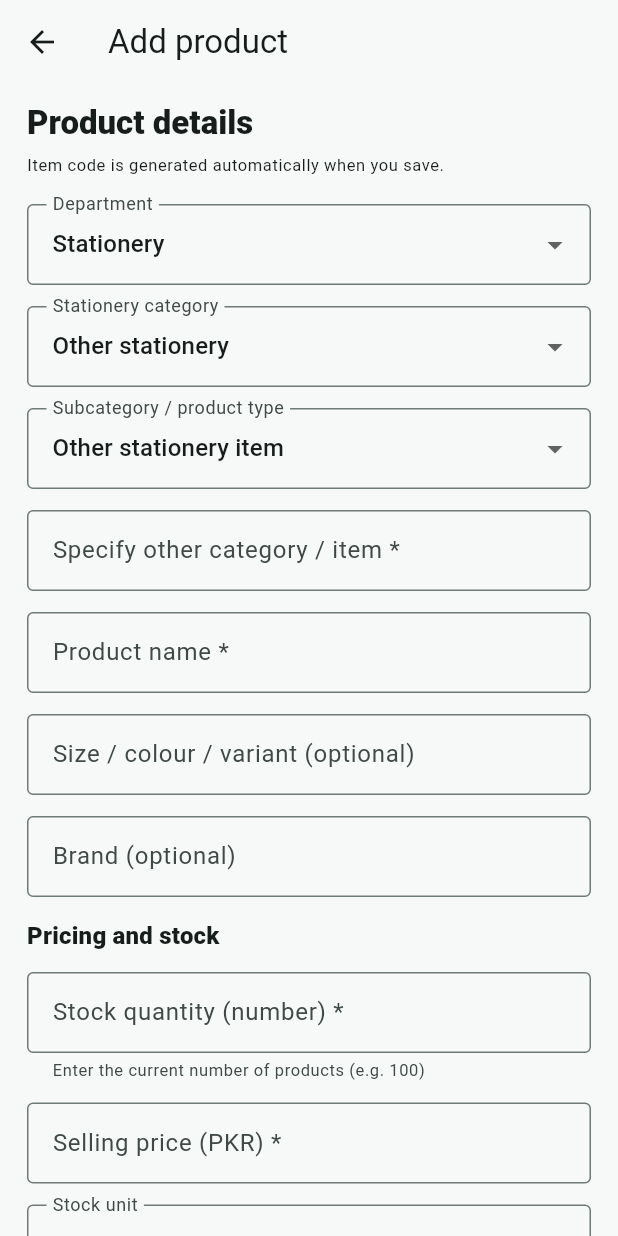
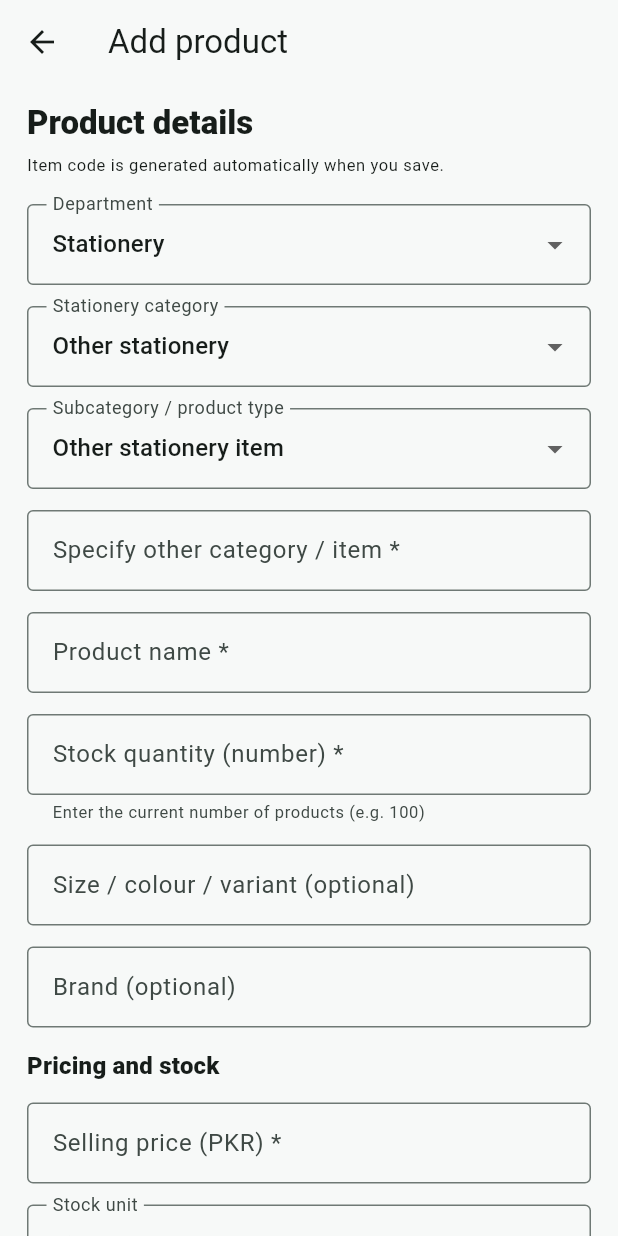
Before and after one commit to yunusyosaf399/suffah_high_school, a Flutter app: the InventoryProductForm screen opened directly, on a phone screen of 412 x 824 dp. Run offline on Flutter 3.47's test engine with Material 3 defaults, Android fonts, the phone set to English and light mode, and no system bars; our stand-ins replace cloud_firestore, file_picker, firebase_auth, firebase_core, flutter_image_compress; accounts and stored records are empty.

Commit message:
Place direct quantity entry near product name and render all fields in accessible scrollable form

```diff
--- a/lib/screens/inventory_product_form.dart
+++ b/lib/screens/inventory_product_form.dart
@@ -220,9 +220,12 @@ class _InventoryProductFormState extends State<InventoryProductForm> {
       body: SafeArea(
         child: Form(
           key: _form,
-          child: ListView(
-            padding: const EdgeInsets.fromLTRB(18, 12, 18, 20),
-            children: [
+          child: SingleChildScrollView(
+            child: Padding(
+              padding: const EdgeInsets.fromLTRB(18, 12, 18, 20),
+              child: Column(
+                crossAxisAlignment: CrossAxisAlignment.stretch,
+                children: [
               Text('Product details', style: Theme.of(context)
                   .textTheme.titleLarge?.copyWith(fontWeight: FontWeight.w800)),
               const SizedBox(height: 7),
@@ -270,6 +273,13 @@ class _InventoryProductFormState extends State<InventoryProductForm> {
                 key: const Key('inventory_product_name'),
                 controller: _name, label: 'Product name *', required: true,
               ),
+              _field(
+                key: const Key('inventory_stock_quantity'),
+                controller: _quantity,
+                label: 'Stock quantity (number) *', required: true,
+                keyboard: TextInputType.number, maxLength: 9,
+                hint: 'Enter the current number of products (e.g. 100)',
+              ),
               if (isBook) ...[
                 _selector(
                   key: const Key('inventory_book_class'),
@@ -315,13 +325,7 @@ class _InventoryProductFormState extends State<InventoryProductForm> {
               Text('Pricing and stock', style: Theme.of(context)
                 .textTheme.titleMedium?.copyWith(fontWeight: FontWeight.w800)),
               const SizedBox(height: 12),
-              _field(
-                key: const Key('inventory_stock_quantity'),
-                controller: _quantity,
-                label: 'Stock quantity (number) *', required: true,
-                keyboard: TextInputType.number, maxLength: 9,
-                hint: 'Enter the current number of products (e.g. 100)',
-              ),
+
               _field(
                 controller: _price, label: 'Selling price (PKR) *',
                 required: true,
@@ -366,7 +370,9 @@ class _InventoryProductFormState extends State<InventoryProductForm> {
                 label: Text(_saving ? 'Saving…' : 'Save product'),
               ),
               const SizedBox(height: 20),
-            ],
+                ],
+              ),
+            ),
           ),
         ),
       ),
```
